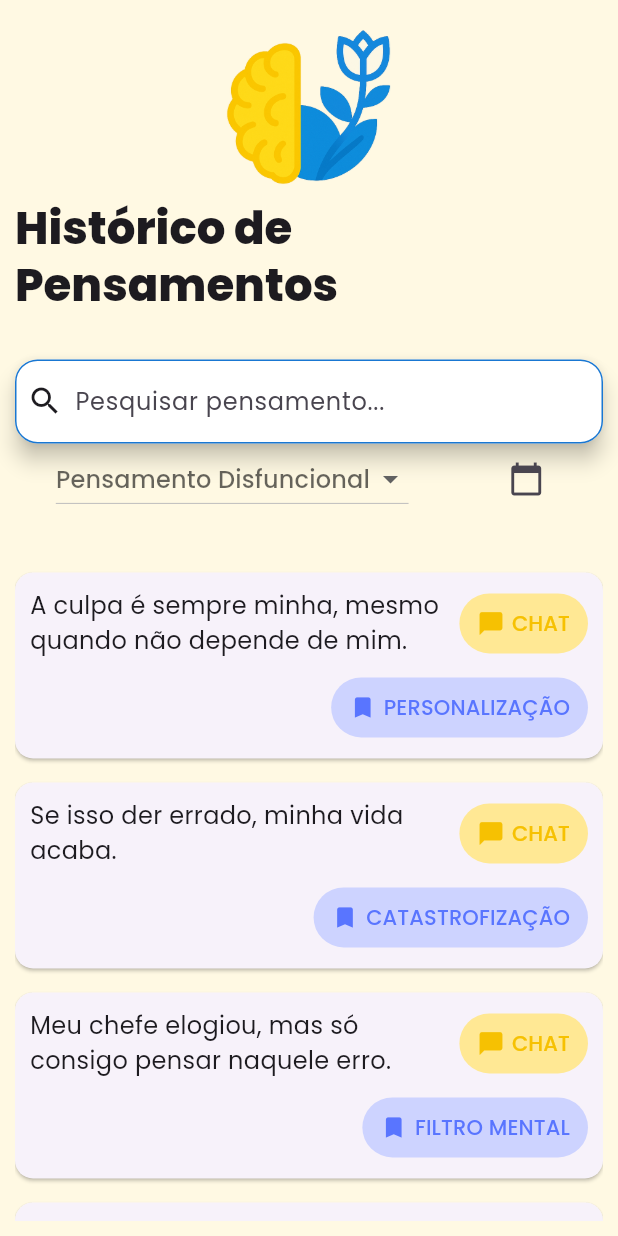
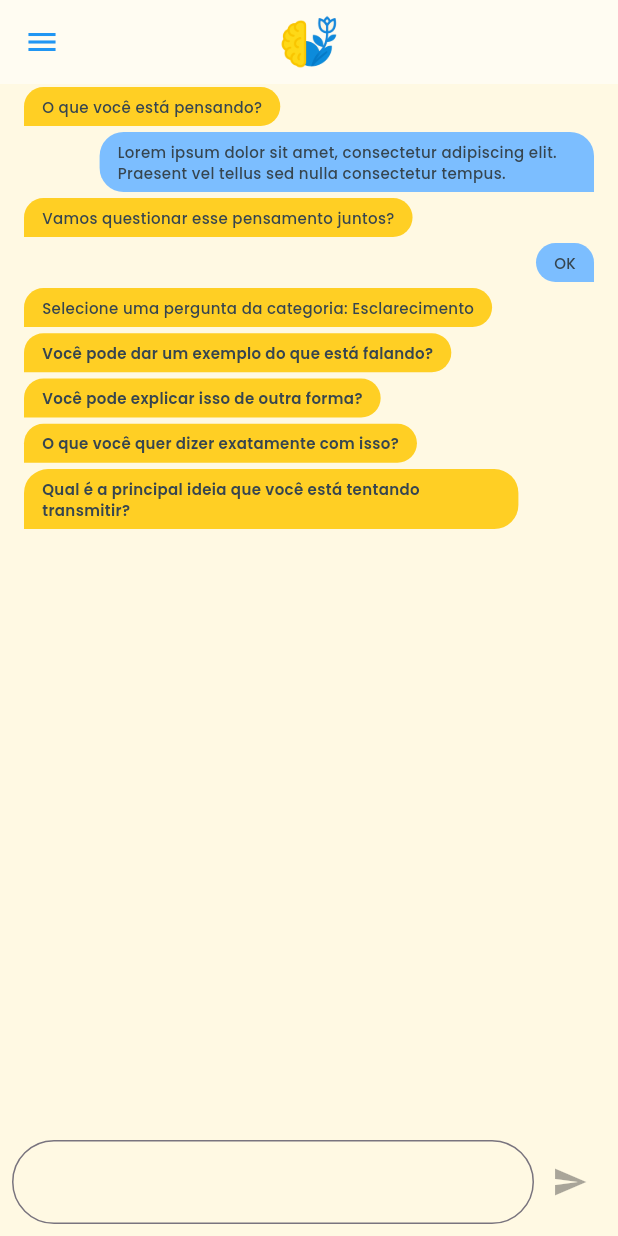
Before and after one commit to aliceclimas/socratize, a Flutter app: the screen it shows after launch, on a phone screen of 412 x 824 dp. Run offline on Flutter 3.47's test engine with Material 3 defaults, Android fonts, the phone set to English and light mode, and no system bars; our stand-ins replace chat_bubbles, quickalert.

Commit message:
wip: iniciando desenvolvimento da tela de chat

```diff
--- /dev/null
+++ b/lib/chat.page.dart
@@ -0,0 +1,120 @@
+import 'package:flutter/material.dart';
+import 'package:chat_bubbles/chat_bubbles.dart';
+
+class ChatPage extends StatefulWidget {
+  @override
+  _ChatPageState createState() => _ChatPageState();
+}
+
+class _ChatPageState extends State<ChatPage> {
+  List<Map<String, dynamic>> messages = [
+    {'text': 'O que você está pensando?', 'isSender': false},
+    {'text': 'Lorem ipsum dolor sit amet, consectetur adipiscing elit. Praesent vel tellus sed nulla consectetur tempus.', 'isSender': true},
+    {'text': 'Vamos questionar esse pensamento juntos?', 'isSender': false},
+    {'text': 'OK', 'isSender': true},
+    {'text': 'Selecione uma pergunta da categoria: Esclarecimento', 'isSender': false},
+  ];
+
+  List<String> perguntas = ['Você pode dar um exemplo do que está falando?', 'Você pode explicar isso de outra forma?', 'O que você quer dizer exatamente com isso?', 'Qual é a principal ideia que você está tentando transmitir?'];
+
+  void _addMessage(String message, bool isSender) {
+    setState(() {
+      messages.add({'text': message, 'isSender': isSender});
+    });
+  }
+
+  void _removePerguntas() {
+    setState(() {
+      perguntas.clear();
+    });
+  }
+
+  @override
+  Widget build(BuildContext context) {
+    return Scaffold(
+      appBar: AppBar(
+        backgroundColor: Color(0xffFFFCF2),
+        leading: IconButton(
+            icon: Icon(Icons.menu),
+            color: Colors.blue,
+            onPressed: () => Navigator.pushReplacementNamed(context, '/colocar menu aqui')),
+        centerTitle: true,
+        title: Image(
+          image: AssetImage('assets/images/socratize-logo.png'),
+          width: MediaQuery.of(context).size.width * 0.1,
+          height: MediaQuery.of(context).size.width * 0.1,
+        ),
+      ),
+      body: Column(
+        children: [
+          Flexible(
+            child: ListView(
+              children: [
+                ...messages.map((message) {
+                  return BubbleSpecialOne(
+                    text: message['text'],
+                    isSender: message['isSender'],
+                    color: message['isSender'] ? Color(0xff7CBEFF) : Color(0xffFFCF24),
+                    textStyle: TextStyle(
+                      fontSize: 10,
+                      color: Color(0xff36454F),
+                      fontWeight: FontWeight.w500,
+                    ),
+                  );
+                }).toList(),
+                ...perguntas.map((pergunta) {
+                  return GestureDetector(
+                    onTap: () {
+                      _addMessage('$pergunta', false);
+                      _removePerguntas();
+                    },
+                    child: Padding(
+                      padding: const EdgeInsets.symmetric(vertical: 0.1),
+                      child: BubbleSpecialOne(
+                        text: pergunta,
+                        isSender: false,
+                        color: Color(0xffFFCF24),
+                        textStyle: TextStyle(
+                          fontSize: 10,
+                          color: Color(0xff36454F),
+                          fontWeight: FontWeight.w600,
+                        ),
+                      ),
+                    ),
+                  );
+                }).toList(),
+              ],
+            ),
+          ),
+          Padding(
+            padding: const EdgeInsets.all(8.0),
+            child: Row(
+              children: [
+                Expanded(
+                  child: TextField(
+                    decoration: InputDecoration(
+                      border: OutlineInputBorder(
+                        borderRadius: BorderRadius.circular(30),
+                      ),
+                      focusedBorder: OutlineInputBorder(
+                      borderSide: BorderSide(
+                        color: Colors.blue,
+                        ),
+                      borderRadius: BorderRadius.circular(30),
+                      ),
+                    ),
+                  ),
+                ),
+                IconButton(
+                  icon: Icon(Icons.send),
+                  onPressed: null,
+                  color: Colors.blue,
+                ),
+              ],
+            ),
+          ),
+        ],
+      ),
+    );
+  }
+}
--- a/lib/main.dart
+++ b/lib/main.dart
@@ -1,4 +1,5 @@
 import 'package:flutter/material.dart';
+import 'package:socratize/chat.page.dart';
 import 'package:socratize/history.page.dart';
 import 'package:socratize/theme.dart';
 
@@ -14,7 +15,7 @@ class SocratizeApp extends StatelessWidget {
     return MaterialApp(
       title: 'Socratize',
       theme: socratizeTheme,
-      home: HistoryPage(), // Substitua por sua página inicial
+      home: ChatPage(), // Substitua por sua página inicial
     );
   }
 }
--- a/pubspec.yaml
+++ b/pubspec.yaml
@@ -30,6 +30,7 @@ environment:
 dependencies:
   flutter:
     sdk: flutter
+  chat_bubbles: ^1.7.0
 
   # The following adds the Cupertino Icons font to your application.
   # Use with the CupertinoIcons class for iOS style icons.
```
Also changed, not shown: pubspec.lock.
